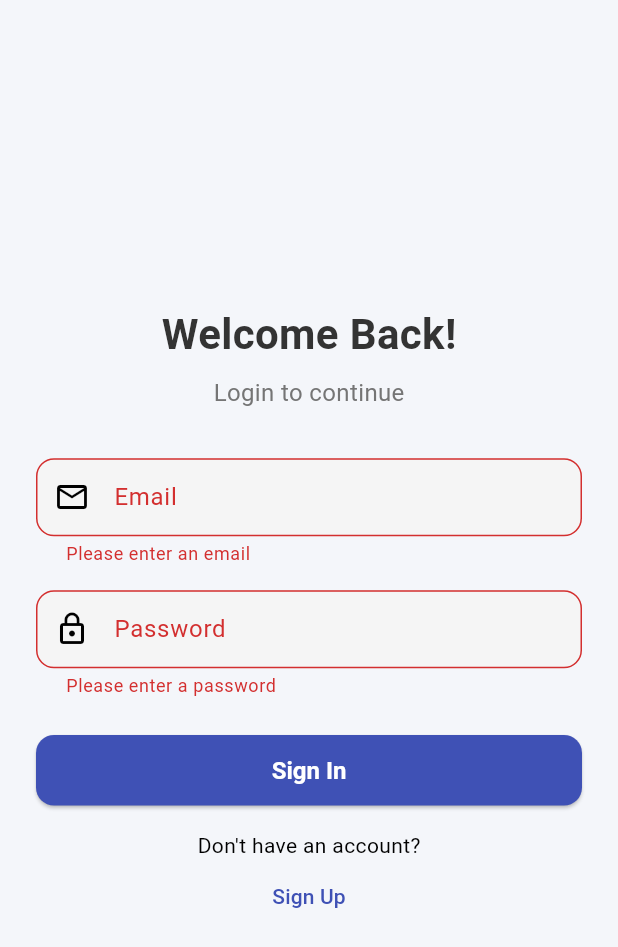
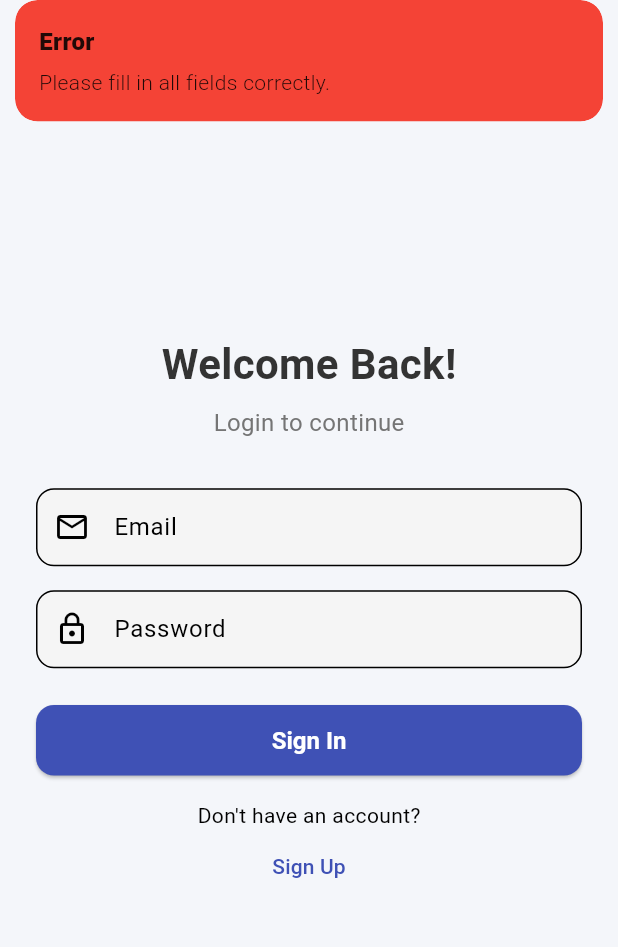
Before and after one commit to Shivam2187/firebase_demo_project, a Flutter app: the screen it shows after launch, after a tap on "Sign In", on a phone screen of 412 x 824 dp. Shown: the top 947 px of the screen. Run offline on Flutter 3.47's test engine with Material 3 defaults, Android fonts, the phone set to English and light mode, and no system bars; our stand-ins replace cloud_firestore, firebase_auth, firebase_core, get, get_it, lottie; accounts and stored records are empty.

Commit message:
code ref

```diff
--- a/lib/presentaion/screens/login_screen.dart
+++ b/lib/presentaion/screens/login_screen.dart
@@ -55,7 +55,7 @@ class _LoginScreenState extends State<LoginScreen> {
               ),
               const SizedBox(height: 32),
               Form(
-                autovalidateMode: AutovalidateMode.onUnfocus,
+                autovalidateMode: AutovalidateMode.onUserInteraction,
                 key: _formKey,
                 child: Column(
                   children: [
@@ -71,8 +71,8 @@ class _LoginScreenState extends State<LoginScreen> {
                         ),
                       ),
                       validator: (value) {
-                        if (value == null || value.trim().isEmpty) {
-                          return 'Please enter an email';
+                        if (value == null || value.isEmpty) {
+                          return null;
                         }
                         if (!value.contains("@")) {
                           return 'Enter a valid email';
@@ -93,8 +93,8 @@ class _LoginScreenState extends State<LoginScreen> {
                         ),
                       ),
                       validator: (value) {
-                        if (value == null || value.trim().isEmpty) {
-                          return 'Please enter a password';
+                        if (value == null || value.isEmpty) {
+                          return null;
                         }
                         if (value.length < 6) {
                           return 'Password must be at least 6 characters';
@@ -118,13 +118,21 @@ class _LoginScreenState extends State<LoginScreen> {
                   ),
                   onPressed: () async {
                     FocusScope.of(context).unfocus();
-                    if (_formKey.currentState?.validate() ?? false) {
+                    if ((_formKey.currentState?.validate() ?? false) &&
+                        emailCtrl.text.trim().isNotEmpty &&
+                        passCtrl.text.trim().isNotEmpty) {
                       LoaderDialog.show(context: context);
                       await authCtrl.login(
                         emailCtrl.text.trim(),
                         passCtrl.text.trim(),
                       );
                       if (mounted) LoaderDialog.hide(context: context);
+                    } else {
+                      Get.snackbar(
+                        "Error",
+                        "Please fill in all fields correctly.",
+                        backgroundColor: Colors.red,
+                      );
                     }
                   },
                   child: const Text(
```
Also changed, not shown: lib/presentaion/screens/signup_screen.dart (+9 -1 lines).
